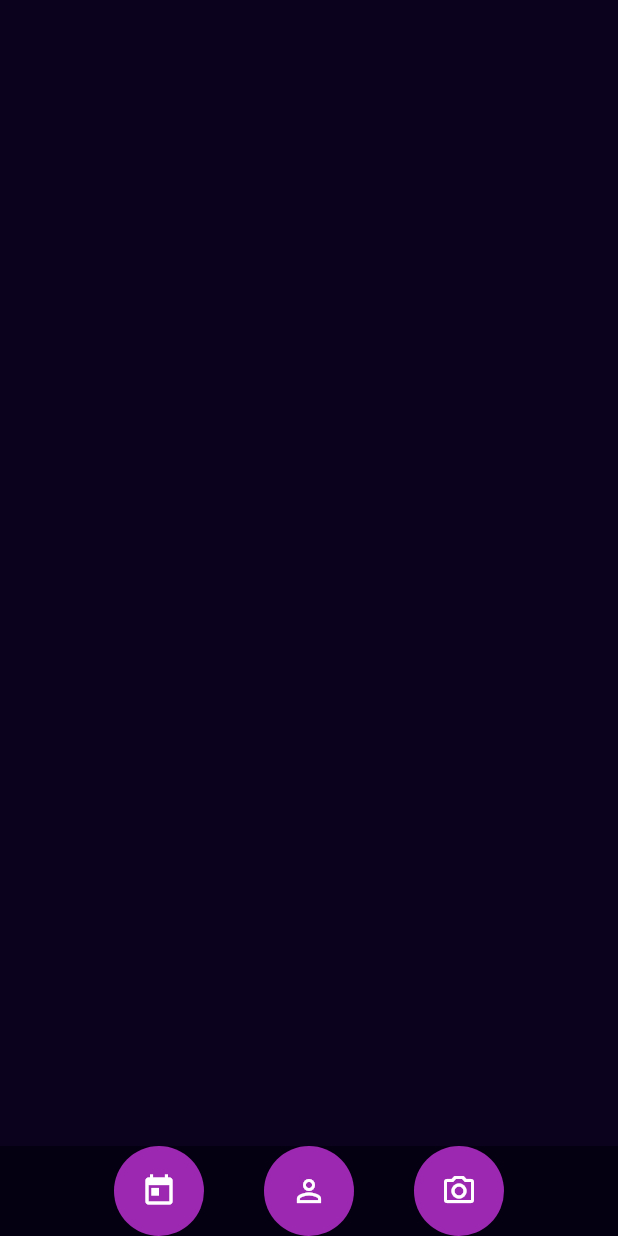
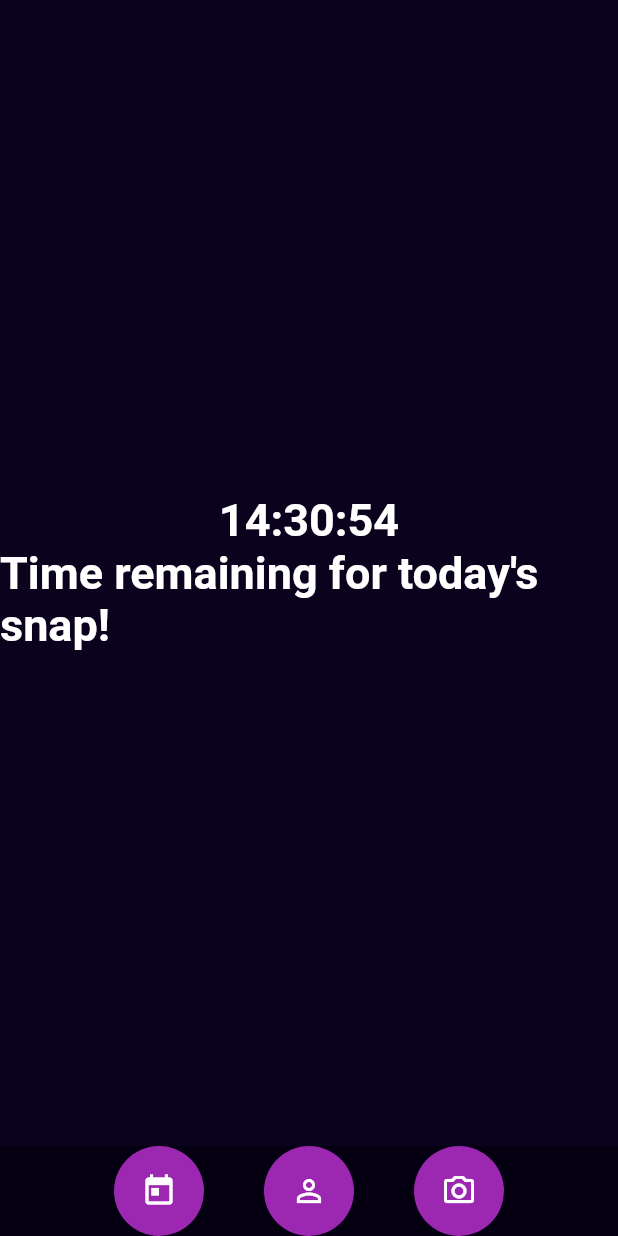
Before and after one commit to ntua-el19160/be_fashionable_app, a Flutter app: the screen it shows after launch, on a phone screen of 412 x 824 dp. Run offline on Flutter 3.47's test engine with Material 2 defaults, Android fonts, the phone set to English and light mode, and no system bars.

Commit message:
Timer countdown for main screen

```diff
--- a/lib/main.dart
+++ b/lib/main.dart
@@ -18,12 +18,79 @@ class MyApp extends StatelessWidget {
   }
 }
 
-class HomeScreen extends StatelessWidget {
+class HomeScreen extends StatefulWidget {
   const HomeScreen({Key? key}) : super(key: key);
+  @override
+  // ignore: library_private_types_in_public_api
+  _HomeScreenState createState() => _HomeScreenState();
+}
+
+class _HomeScreenState extends State<HomeScreen> {
+  String time = "";
+
+  @override
+  void initState() {
+    // ignore: unused_local_variable
+    Timer mytimer = Timer.periodic(const Duration(seconds: 1), (timer) {
+      DateTime timenow = DateTime.now(); //get current date and time
+      // ignore: prefer_interpolation_to_compose_strings
+      time = (24 - timenow.hour).toString() +
+          ":" +
+          (60 - timenow.minute).toString() +
+          ":" +
+          (60 - timenow.second).toString();
+      setState(() {});
+      //mytimer.cancel() //to terminate this timer
+    });
+    super.initState();
+  }
+
   @override
   Widget build(BuildContext context) {
     return Scaffold(
-        //body:
+        body: Column(
+          mainAxisAlignment: MainAxisAlignment.center,
+          crossAxisAlignment: CrossAxisAlignment.center,
+          verticalDirection: VerticalDirection.down,
+          children: [
+            Center(
+                child: Text(
+              time,
+              style: const TextStyle(
+                  fontSize: 30,
+                  color: Colors.white,
+                  fontWeight: FontWeight.bold),
+            )),
+            const Center(
+                child: Text(
+              "Time remaining for today's snap!",
+              style: TextStyle(
+                  fontSize: 30,
+                  color: Colors.white,
+                  fontWeight: FontWeight.bold),
+            ))
+          ],
+        ),
+        /*Center(
+                child: Column(
+                  mainAxisAlignment: MainAxisAlignment.center,
+                  children: [
+                    Text(
+                      time,
+                      style: const TextStyle(
+                          fontSize: 30,
+                          color: Colors.white,
+                          fontWeight: FontWeight.bold),
+                    ),
+                    const Text(
+                      "Time remaining for today's snap!",
+                      style: TextStyle(
+                          fontSize: 30,
+                          color: Colors.white,
+                          fontWeight: FontWeight.bold),
+                    )
+                  ],
+                )),*/
         backgroundColor: const Color.fromARGB(255, 11, 2, 30),
         bottomNavigationBar: BottomAppBar(
             color: const Color.fromARGB(255, 5, 0, 17),
```
